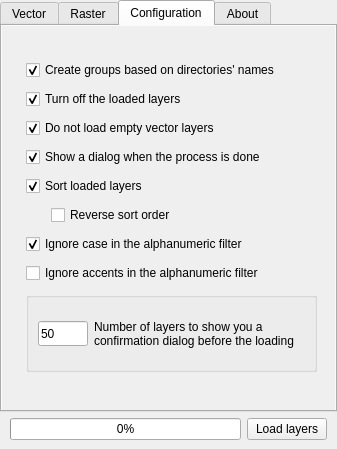
The window that Ui_DockWidget.ui (gacarrillor/loadthemall) describes before a commit, drawn with Qt 5.
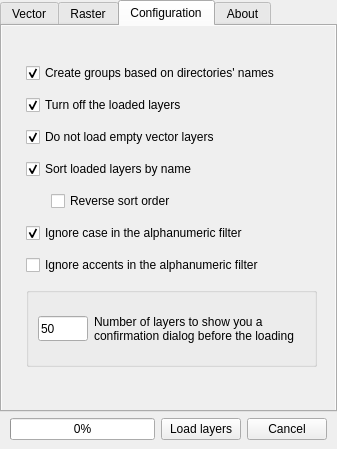
The same window after the commit. The open tabs and pages were chosen to show the change. Icons and pictures are not drawn.

Commit message: New Cancel button to allow users to cancel long loading processes at any time. The GUI is more responsive now. Fixed an issue with nasty file names (e.g., those generated by malware) while performing os.walk.

Patch:
```diff
--- a/Ui_DockWidget.ui
+++ b/Ui_DockWidget.ui
@@ -276,12 +276,12 @@
              <x>0</x>
              <y>0</y>
              <width>319</width>
-             <height>380</height>
+             <height>352</height>
             </rect>
            </property>
            <layout class="QGridLayout" name="gridLayout_3">
             <item row="0" column="0">
-             <layout class="QVBoxLayout" name="verticalLayout_2" stretch="0,1,0,0,0,0,0,0,0,0,0">
+             <layout class="QVBoxLayout" name="verticalLayout_2" stretch="0,1,0,0,0,0,0,0,0,0">
               <property name="leftMargin">
                <number>15</number>
               </property>
@@ -352,26 +352,10 @@
                 </property>
                </widget>
               </item>
-              <item>
-               <widget class="QCheckBox" name="chkIsDoneDialog">
-                <property name="maximumSize">
-                 <size>
-                  <width>315</width>
-                  <height>16777215</height>
-                 </size>
-                </property>
-                <property name="text">
-                 <string>Show a dialog when the process is done</string>
-                </property>
-                <property name="checked">
-                 <bool>true</bool>
-                </property>
-               </widget>
-              </item>
               <item>
                <widget class="QCheckBox" name="chkSort">
                 <property name="text">
-                 <string>Sort loaded layers</string>
+                 <string>Sort loaded layers by name</string>
                 </property>
                 <property name="checked">
                  <bool>true</bool>
@@ -888,6 +872,13 @@
         </property>
        </widget>
       </item>
+      <item>
+       <widget class="QPushButton" name="btnCancel">
+        <property name="text">
+         <string>Cancel</string>
+        </property>
+       </widget>
+      </item>
       <item>
        <spacer name="horizontalSpacer_7">
         <property name="orientation">
```
Left out of the diff: 2 changed lines with no effect on the pictures. The commit also changes 3 other files.
